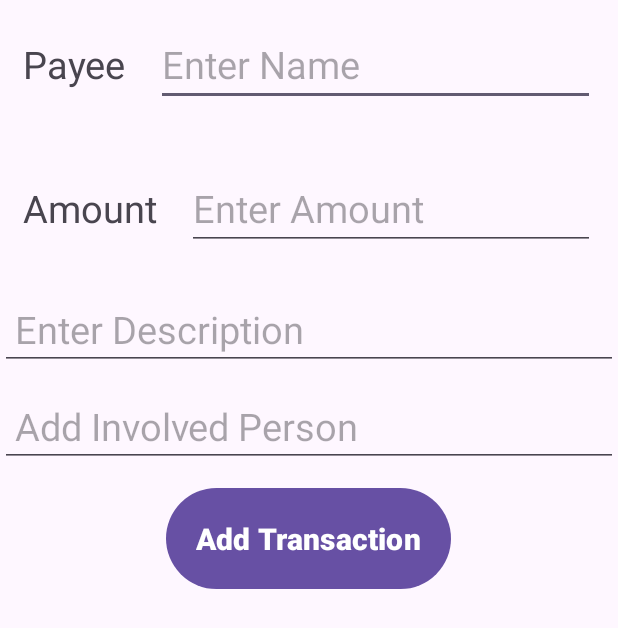
After one commit to pipspritam/Android-App-SplitYourBill, an Android app: the addTransDetails screen opened directly, with no data from a screen before it, on a phone screen of 412 x 824 dp. The commit adds this screen. Shown: the top 628 px of the screen. Run offline under Robolectric (Android 15) with nearby library versions, the phone set to English and light mode, and no system bars.

Commit message:
create transaction page, create button visibility set

```diff
--- a/app/src/main/AndroidManifest.xml
+++ b/app/src/main/AndroidManifest.xml
@@ -13,6 +13,9 @@
         android:theme="@style/Theme.SplitYourBill"
         tools:targetApi="31">
         <activity
+            android:name=".addTransDetails"
+            android:exported="false" />
+        <activity
             android:name=".createGroupAddName"
             android:exported="false" />
         <activity
--- a/app/src/main/java/com/example/splityourbill/MainActivity.java
+++ b/app/src/main/java/com/example/splityourbill/MainActivity.java
@@ -1,6 +1,5 @@
 package com.example.splityourbill;
 
-import static com.example.splityourbill.dataBaseHelper.numberOfPerson;
 
 import androidx.appcompat.app.AppCompatActivity;
 
@@ -13,7 +12,8 @@ import android.widget.ListView;
 
 public class MainActivity extends AppCompatActivity {
 
-    public  static  Button createGroupButton;
+    public  Button createGroupButton;
+    public Button addTransButton;
     ListView lv1;
 
     dataBaseHelper dataBaseHelper = new dataBaseHelper(MainActivity.this);
@@ -24,7 +24,10 @@ public class MainActivity extends AppCompatActivity {
         setContentView(R.layout.activity_main);
 
         createGroupButton = findViewById(R.id.createGroupButton);
+        addTransButton  = findViewById(R.id.addTransButton);
         ShowPerson(dataBaseHelper);
+        dataBaseHelper dbh = new dataBaseHelper(MainActivity.this);
+        int numberOfPerson = dbh.getNumberOfPerson();
 
         if(numberOfPerson>0) {
             createGroupButton.setVisibility(View.GONE);
@@ -36,6 +39,16 @@ public class MainActivity extends AppCompatActivity {
                 if(v.getId()==R.id.createGroupButton) {
                     Intent createGroupIntent = new Intent(MainActivity.this,createGroupAddName.class);
                     startActivity(createGroupIntent);
+                }
+            }
+        });
+
+        addTransButton.setOnClickListener(new View.OnClickListener() {
+            @Override
+            public void onClick(View v) {
+                if(v.getId()==R.id.addTransButton) {
+                    Intent addTransIntent = new Intent(MainActivity.this,addTransDetails.class);
+                    startActivity(addTransIntent);
                 }
             }
         });
--- /dev/null
+++ b/app/src/main/java/com/example/splityourbill/addTransDetails.java
@@ -0,0 +1,17 @@
+package com.example.splityourbill;
+
+import androidx.appcompat.app.AppCompatActivity;
+
+import android.os.Bundle;
+
+
+public class addTransDetails extends AppCompatActivity {
+
+    @Override
+    protected void onCreate(Bundle savedInstanceState) {
+        super.onCreate(savedInstanceState);
+        setContentView(R.layout.activity_add_trans_details);
+
+
+    }
+}
--- a/app/src/main/java/com/example/splityourbill/dataBaseHelper.java
+++ b/app/src/main/java/com/example/splityourbill/dataBaseHelper.java
@@ -14,7 +14,7 @@ import java.util.List;
 
 public class dataBaseHelper extends SQLiteOpenHelper
 {
-    public static int numberOfPerson=0;
+//    public static int numberOfPerson=0;
 
     public static final String personT = "PERSON";
     public static final String name = "NAME";
@@ -48,7 +48,7 @@ public class dataBaseHelper extends SQLiteOpenHelper
             return false;
         }
         else {
-            numberOfPerson++;
+//            numberOfPerson++;
             return true;
         }
 
@@ -77,13 +77,24 @@ public class dataBaseHelper extends SQLiteOpenHelper
         return returnList;
     }
 
-//    public int getNumberOfPerson() {
-//        String quarryString = "SELECT count(*) FROM "+ personT;
-//        SQLiteDatabase db = this.getReadableDatabase();
-//        Cursor cursor = db.rawQuery(quarryString, null);
-//        System.out.println(cursor);
-//
-//        return 0;
-//
-//    }
+    public int getNumberOfPerson() {
+        String quarryString = "SELECT * FROM "+ personT;
+        SQLiteDatabase db = this.getReadableDatabase();
+        Cursor cursor = db.rawQuery(quarryString, null);
+        int numberOfPerson = 0;
+
+        if (cursor.moveToFirst()) {
+            do {
+                numberOfPerson++;
+            }
+            while (cursor.moveToNext());
+        }
+        else {
+            cursor.close();
+            db.close();
+            return numberOfPerson;
+        }
+        return numberOfPerson;
+    }
+
 }
--- /dev/null
+++ b/app/src/main/res/layout/activity_add_trans_details.xml
@@ -0,0 +1,99 @@
+<?xml version="1.0" encoding="utf-8"?>
+<LinearLayout xmlns:android="http://schemas.android.com/apk/res/android"
+    xmlns:app="http://schemas.android.com/apk/res-auto"
+    xmlns:tools="http://schemas.android.com/tools"
+    android:layout_width="match_parent"
+    android:layout_height="match_parent"
+    android:orientation="vertical"
+    android:gravity="center_horizontal"
+    tools:context=".addTransDetails">
+
+    <LinearLayout
+        android:layout_width="match_parent"
+        android:layout_height="wrap_content"
+        android:layout_margin="10sp"
+        android:padding="5dp"
+        android:gravity="center_horizontal"
+        android:orientation="horizontal">
+
+     <TextView
+         android:layout_width="wrap_content"
+         android:layout_height="wrap_content"
+         android:textSize="25sp"
+         android:layout_marginRight="20sp"
+         android:text="Payee"/>
+
+        <EditText
+            android:id="@+id/addPayeeName"
+            android:layout_width="match_parent"
+            android:layout_height="wrap_content"
+            android:textSize="25sp"
+            android:layout_marginBottom="10dp"
+            android:hint="Enter Name"/>
+
+
+    </LinearLayout>
+
+    <LinearLayout
+        android:layout_width="match_parent"
+        android:layout_height="wrap_content"
+        android:layout_margin="10sp"
+        android:padding="5dp"
+        android:gravity="center_horizontal"
+        android:orientation="horizontal">
+
+        <TextView
+            android:layout_width="wrap_content"
+            android:layout_height="wrap_content"
+            android:textSize="25sp"
+            android:layout_marginRight="20sp"
+            android:text="Amount"/>
+
+        <EditText
+            android:id="@+id/addPayeeAmount"
+            android:layout_width="match_parent"
+            android:layout_height="wrap_content"
+            android:textSize="25sp"
+            android:layout_marginBottom="10dp"
+            android:hint="Enter Amount"/>
+
+
+    </LinearLayout>
+
+
+    <EditText
+        android:id="@+id/addPayeeDesc"
+        android:layout_width="match_parent"
+        android:layout_height="wrap_content"
+        android:textSize="25sp"
+        android:padding="10dp"
+        android:layout_marginBottom="10dp"
+        android:hint="Enter Description"/>
+
+    <EditText
+        android:id="@+id/addPersonInvolved"
+        android:layout_width="match_parent"
+        android:layout_height="wrap_content"
+        android:textSize="25sp"
+        android:padding="10dp"
+        android:layout_marginBottom="10dp"
+        android:hint="Add Involved Person"/>
+
+    <Button
+        android:id="@+id/addTransToDB"
+        android:layout_width="wrap_content"
+        android:layout_height="wrap_content"
+        android:text="Add Transaction"
+        android:padding="20dp"
+        android:textStyle="bold"
+        android:layout_marginBottom="20dp"
+        android:textSize="20sp"
+        />
+
+    <ListView
+        android:id="@+id/transViewAddLayout"
+        android:layout_width="match_parent"
+        android:layout_height="wrap_content"/>
+
+
+</LinearLayout>
--- a/app/src/main/res/values/strings.xml
+++ b/app/src/main/res/values/strings.xml
@@ -1,3 +1,4 @@
 <resources>
     <string name="app_name">SplitYourBill</string>
+
 </resources>
```
